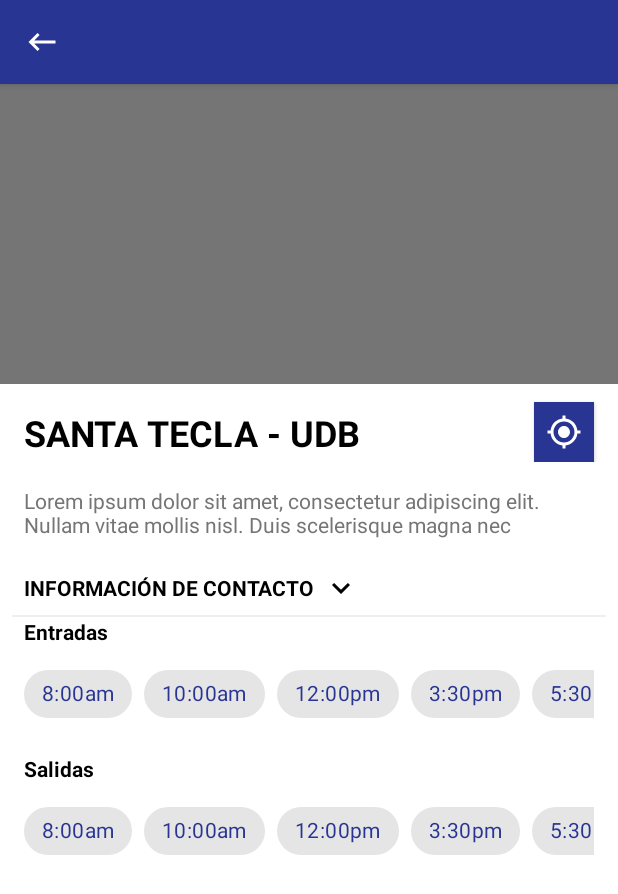
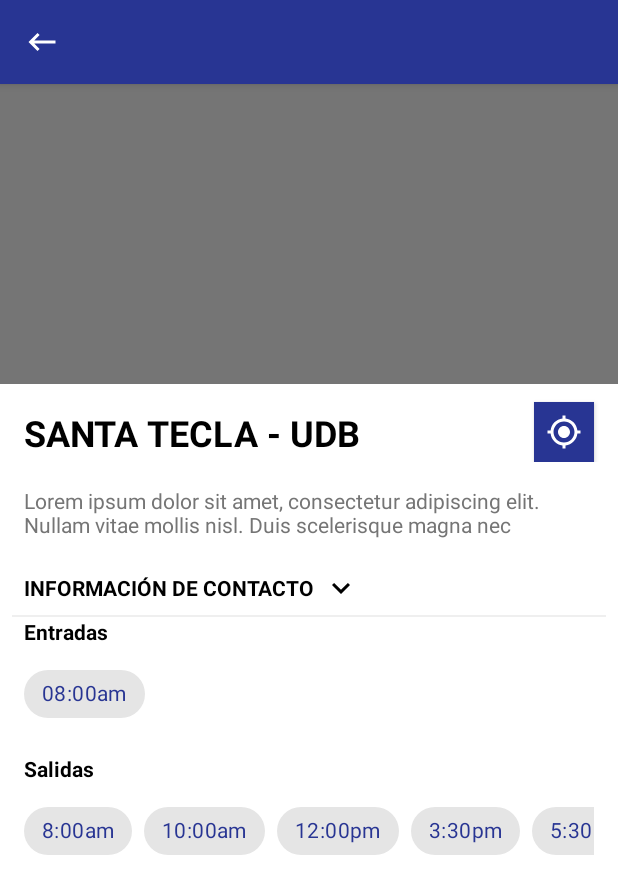
Before and after one commit to Proyecto-DDP/Transporte-UDB, an Android app: the show_info screen opened directly, with no data from a screen before it, on a phone screen of 412 x 824 dp. Shown: the top 894 px of the screen. Run offline under Robolectric (Android 15) with nearby library versions, the light colour scheme and no system bars.

Commit message:
Interfaz de itinerarios y añadir 'chips' dinámicamente

```diff
--- a/app/src/main/AndroidManifest.xml
+++ b/app/src/main/AndroidManifest.xml
@@ -37,6 +37,7 @@
             android:name=".MapsActivity"
             android:label="@string/title_activity_maps"/>
         <activity android:name=".MainActivity"/>
+        <activity android:name=".mant_itinerario"/>
         <activity android:name=".AdminActivity">
 
         </activity>
--- a/app/src/main/java/proyecto/transporte/udb/MainActivity.java
+++ b/app/src/main/java/proyecto/transporte/udb/MainActivity.java
@@ -16,7 +16,7 @@
 public class MainActivity extends AppCompatActivity {
     RecyclerView recyclerView;
     ArrayList<itemModel> arrayList;
-    int icons[] = {R.drawable.ic_bus,R.drawable.ic_delete,R.drawable.ic_search};
+    int icons[] = {R.drawable.ic_bus,R.drawable.ic_delete,R.drawable.ic_search,R.drawable.ic_search};
     String routes[] = {"Santa Tecla - UDB", "Zacamil - UDB","Prueba - UDB", "Casa de Ricardo - Soyacity (Dogor)"};
 
     @Override
--- a/app/src/main/java/proyecto/transporte/udb/show_info.java
+++ b/app/src/main/java/proyecto/transporte/udb/show_info.java
@@ -1,23 +1,24 @@
 package proyecto.transporte.udb;
-import androidx.annotation.NonNull;
+
 import androidx.appcompat.app.AppCompatActivity;
 import androidx.appcompat.widget.Toolbar;
-import androidx.core.content.ContextCompat;
 
-import android.Manifest;
 import android.animation.ValueAnimator;
 import android.content.Intent;
-import android.content.pm.PackageManager;
 import android.os.Build;
 import android.os.Bundle;
+import android.view.LayoutInflater;
 import android.view.View;
 import android.view.animation.DecelerateInterpolator;
 import android.widget.Button;
 import android.widget.ImageButton;
 
+import com.google.android.material.chip.Chip;
+import com.google.android.material.chip.ChipGroup;
+
 public class show_info extends AppCompatActivity {
     int rotationAngle = 0;
-
+    ChipGroup chipGroup1, chipGroup2;
     @Override
     protected void onCreate(Bundle savedInstanceState) {
         super.onCreate(savedInstanceState);
@@ -47,6 +48,17 @@
             }
         });
 
+
+        //Creación de los chips
+        LayoutInflater inflater = LayoutInflater.from(show_info.this);
+        chipGroup1 = (ChipGroup) findViewById(R.id.cgIn);
+        chipGroup2 = (ChipGroup) findViewById(R.id.cgOut);
+        String[] entradas = new String[]{"08:00am"};
+        for (String entrada : entradas){
+            Chip chip = (Chip)inflater.inflate(R.layout.added_chip, null, false);
+            chip.setText(entrada);
+            chipGroup1.addView(chip);
+        }
     }
     //Animación para expandir
     public static void expand(final View v, int duration, int targetHeight) {
--- a/app/src/main/res/layout/activity_show_info.xml
+++ b/app/src/main/res/layout/activity_show_info.xml
@@ -177,45 +177,13 @@
             android:scrollbars="none">
 
             <com.google.android.material.chip.ChipGroup
+                android:id="@+id/cgIn"
                 android:layout_width="wrap_content"
                 android:layout_height="wrap_content"
                 android:layout_marginTop="8dp"
                 app:chipSpacing="8dp">
 
-                <com.google.android.material.chip.Chip
-                    style="@style/ChipCustomStyle"
-                    android:layout_width="wrap_content"
-                    android:layout_height="wrap_content"
-                    android:text="8:00am"
-                    android:textColor="@color/colorPrimary" />
 
-                <com.google.android.material.chip.Chip
-                    style="@style/ChipCustomStyle"
-                    android:layout_width="wrap_content"
-                    android:layout_height="wrap_content"
-                    android:text="10:00am"
-                    android:textColor="@color/colorPrimary" />
-
-                <com.google.android.material.chip.Chip
-                    style="@style/ChipCustomStyle"
-                    android:layout_width="wrap_content"
-                    android:layout_height="wrap_content"
-                    android:text="12:00pm"
-                    android:textColor="@color/colorPrimary" />
-
-                <com.google.android.material.chip.Chip
-                    style="@style/ChipCustomStyle"
-                    android:layout_width="wrap_content"
-                    android:layout_height="wrap_content"
-                    android:text="3:30pm"
-                    android:textColor="@color/colorPrimary" />
-
-                <com.google.android.material.chip.Chip
-                    style="@style/ChipCustomStyle"
-                    android:layout_width="wrap_content"
-                    android:layout_height="wrap_content"
-                    android:text="5:30pm"
-                    android:textColor="@color/colorPrimary" />
             </com.google.android.material.chip.ChipGroup>
         </HorizontalScrollView>
 
@@ -245,6 +213,7 @@
             android:scrollbars="none"
             >
             <com.google.android.material.chip.ChipGroup
+                android:id="@+id/cgOut"
                 android:layout_width="wrap_content"
                 android:layout_height="wrap_content"
                 app:chipSpacing="8dp"
--- /dev/null
+++ b/app/src/main/res/layout/added_chip.xml
@@ -0,0 +1,7 @@
+<?xml version="1.0" encoding="utf-8"?>
+<com.google.android.material.chip.Chip style="@style/ChipCustomStyle"
+    android:layout_width="wrap_content"
+    android:layout_height="wrap_content"
+    android:text="3:30pm"
+    android:textColor="@color/colorPrimary"
+    xmlns:android="http://schemas.android.com/apk/res/android" />
```
Also changed, not shown: app/src/main/java/proyecto/transporte/udb/AdminActivity.java (+0 -8 lines), app/src/main/java/proyecto/transporte/udb/mant_conduc.java (deleted, +0 -17 lines), app/src/main/java/proyecto/transporte/udb/mant_itinerario.java (renamed from app/src/main/java/proyecto/transporte/udb/mant_prop.java, +7 -3 lines), app/src/main/res/layout/activity_mantitinerario.xml (added, +197 -0 lines).
